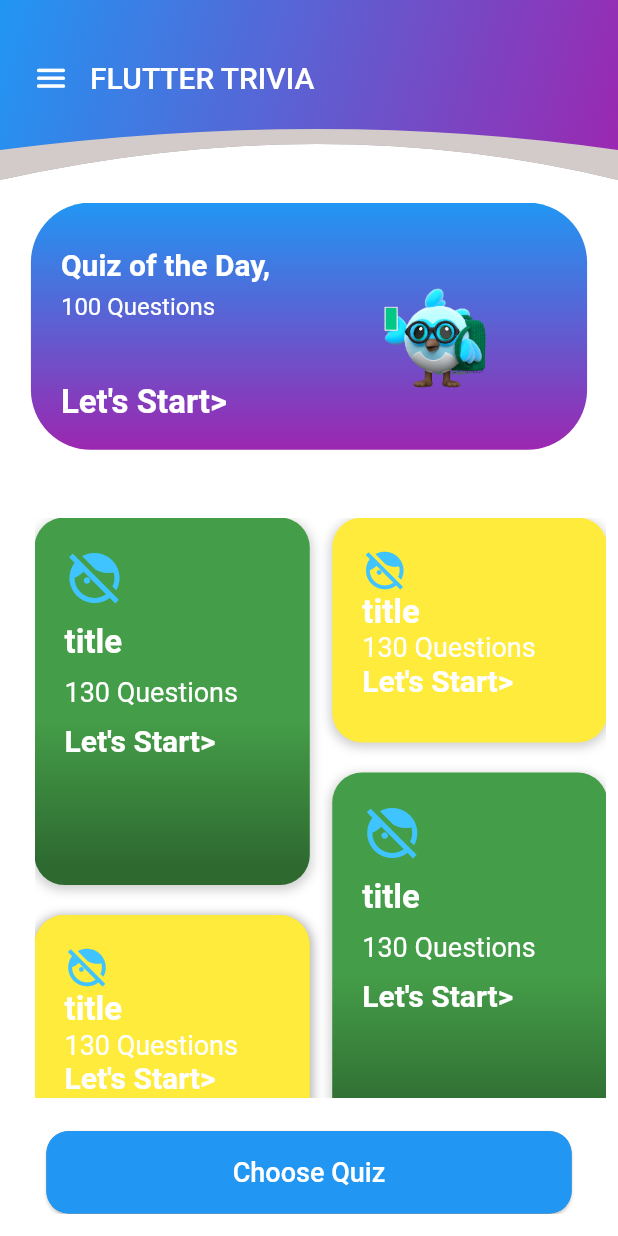
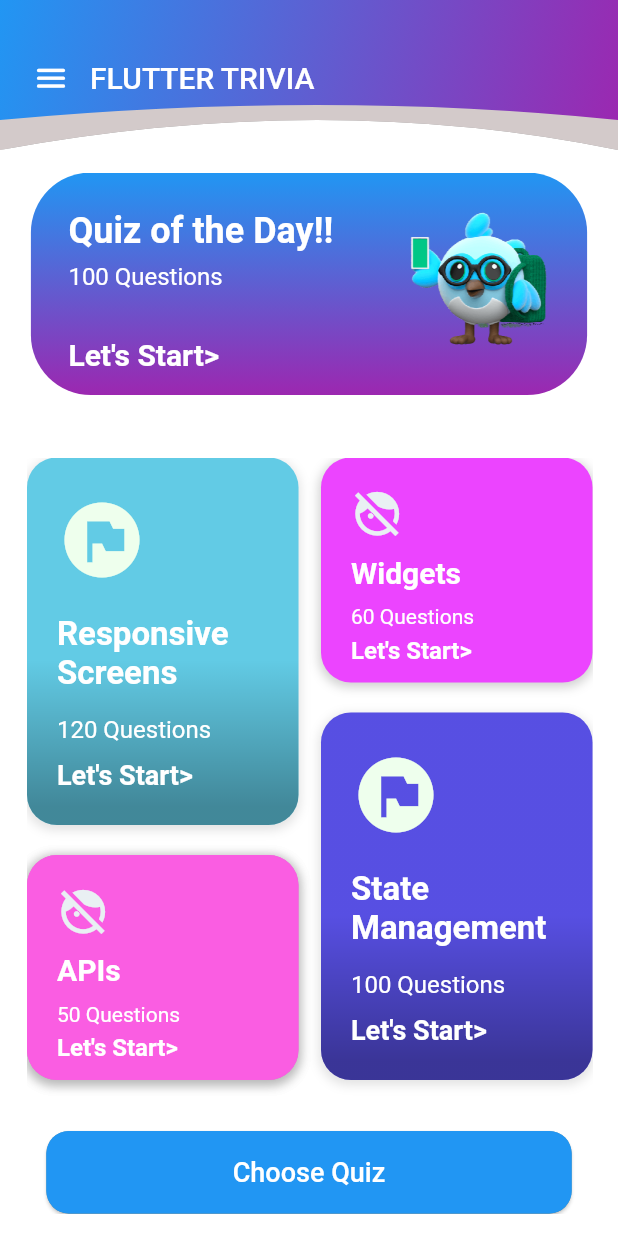
Before and after one commit to iluv27/flutter_trivia, a Flutter app: the QuizHomeScreen screen opened directly, on a phone screen of 412 x 824 dp. Run offline on Flutter 3.47's test engine with Material 2 defaults, Android fonts, the light colour scheme and no system bars; drawn by our look-alikes of flutter_layout_grid; our stand-ins replace animated_text_kit.

Commit message:
Almost done with the card screen

```diff
--- a/lib/home/first_screen.dart
+++ b/lib/home/first_screen.dart
@@ -1,5 +1,4 @@
 import 'package:flutter/material.dart';
-import 'package:flutter/rendering.dart';
 import '../q&a/second_screen.dart';
 import 'package:flutter_trivia/q&a/third_screen.dart';
 import 'package:flutter_layout_grid/flutter_layout_grid.dart';
@@ -19,7 +18,7 @@ class _QuizHomeScreenState extends State<QuizHomeScreen> {
         // ignore: prefer_const_constructors
         appBar: CustomAppBar(
           title: 'FLUTTER TRIVIA',
-          height: 120,
+          height: 100,
           backgroundColor: const Color.fromARGB(255, 211, 202, 202),
           gradientStart: Colors.blue,
           gradientEnd: Colors.purple,
@@ -34,7 +33,7 @@ class _QuizHomeScreenState extends State<QuizHomeScreen> {
                 alignment: Alignment.topCenter,
                 child: Container(
                   width: MediaQuery.of(context).size.width * 0.9,
-                  height: MediaQuery.of(context).size.height * 0.2,
+                  height: MediaQuery.of(context).size.height * 0.18,
                   decoration: const BoxDecoration(
                     gradient: LinearGradient(
                       colors: [Colors.blue, Colors.purple],
@@ -46,20 +45,20 @@ class _QuizHomeScreenState extends State<QuizHomeScreen> {
                     ),
                   ),
                   child: Padding(
-                    padding: const EdgeInsets.only(top: 30.0, left: 20.0),
+                    padding: const EdgeInsets.only(top: 25.0, left: 25.0),
                     child: Stack(
                       alignment: Alignment.topLeft,
                       children: [
                         const Text(
-                          'Quiz of the Day,',
+                          'Quiz of the Day!!',
                           style: TextStyle(
                             color: Colors.white,
-                            fontSize: 20.0,
+                            fontSize: 24.0,
                             fontWeight: FontWeight.w600,
                           ),
                         ),
                         const Positioned(
-                          top: 30,
+                          top: 35,
                           child: Text(
                             '100 Questions',
                             style: TextStyle(
@@ -70,22 +69,22 @@ class _QuizHomeScreenState extends State<QuizHomeScreen> {
                           ),
                         ),
                         const Positioned(
-                          top: 90,
+                          top: 85,
                           child: Text(
                             'Let\'s Start>',
                             style: TextStyle(
                               color: Colors.white,
-                              fontSize: 22.0,
+                              fontSize: 20.0,
                               fontWeight: FontWeight.bold,
                             ),
                           ),
                         ),
                         Positioned(
-                          top: 10,
-                          right: 20,
+                          bottom: 20,
+                          left: 160,
                           child: Image.asset(
                             'images/dash1.png',
-                            scale: 4,
+                            scale: 3,
                           ),
                         )
                       ],
@@ -94,11 +93,11 @@ class _QuizHomeScreenState extends State<QuizHomeScreen> {
                 ),
               ),
               Positioned(
-                height: MediaQuery.of(context).size.height * 0.47,
+                height: MediaQuery.of(context).size.height * 0.52,
                 width: MediaQuery.of(context).size.width,
-                top: 210,
+                top: 190,
                 child: const Padding(
-                  padding: EdgeInsets.symmetric(horizontal: 15.0),
+                  padding: EdgeInsets.only(left: 10.0, right: 25),
                   child: PietPainting(),
                 ),
               ),
@@ -150,10 +149,17 @@ class _QuizHomeScreenState extends State<QuizHomeScreen> {
 }
 
 class ShortCard extends StatelessWidget {
-  const ShortCard({super.key, required this.title, required this.image});
+  const ShortCard(
+      {super.key,
+      required this.title,
+      required this.image,
+      required this.color,
+      required this.textQuestion});
 
   final String title;
   final String image;
+  final Color color;
+  final String textQuestion;
 
   @override
   Widget build(BuildContext context) {
@@ -165,7 +171,7 @@ class ShortCard extends StatelessWidget {
         height: MediaQuery.maybeOf(context)!.size.height,
         width: MediaQuery.maybeOf(context)!.size.width,
         decoration: BoxDecoration(
-          color: Colors.yellow,
+          color: color,
           borderRadius: BorderRadius.circular(20.0),
           boxShadow: [
             BoxShadow(
@@ -177,36 +183,45 @@ class ShortCard extends StatelessWidget {
           ],
         ),
         child: Padding(
-          padding: const EdgeInsets.all(20.0),
+          padding: const EdgeInsets.only(left: 20.0, top: 20),
           child: Column(
             crossAxisAlignment: CrossAxisAlignment.start,
             children: [
               const Icon(
                 Icons.face_retouching_off_sharp,
-                size: 30,
-                color: Colors.lightBlueAccent,
+                size: 35,
+                color: Color.fromARGB(255, 233, 240, 243),
+              ),
+              const SizedBox(
+                height: 10,
               ),
               Text(
                 title,
                 style: const TextStyle(
                   color: Colors.white,
-                  fontSize: 22.0,
+                  fontSize: 20.0,
                   fontWeight: FontWeight.bold,
                 ),
               ),
-              const Text(
-                '130 Questions',
-                style: TextStyle(
+              const SizedBox(
+                height: 10,
+              ),
+              Text(
+                textQuestion,
+                style: const TextStyle(
                   color: Colors.white,
-                  fontSize: 18.0,
+                  fontSize: 14.0,
                   fontWeight: FontWeight.w400,
                 ),
+              ),
+              const SizedBox(
+                height: 5,
               ),
               const Text(
                 'Let\'s Start>',
                 style: TextStyle(
                   color: Colors.white,
-                  fontSize: 20.0,
+                  fontSize: 16.0,
                   fontWeight: FontWeight.w700,
                 ),
               ),
@@ -219,10 +234,17 @@ class ShortCard extends StatelessWidget {
 }
 
 class LongCard extends StatelessWidget {
-  const LongCard({super.key, required this.title, required this.image});
+  const LongCard(
+      {super.key,
+      required this.title,
+      required this.image,
+      required this.textQuestion,
+      required this.color});
 
   final String title;
   final String image;
+  final Color color;
+  final String textQuestion;
 
   @override
   Widget build(BuildContext context) {
@@ -234,11 +256,11 @@ class LongCard extends StatelessWidget {
         height: MediaQuery.maybeOf(context)!.size.height,
         width: MediaQuery.maybeOf(context)!.size.width,
         decoration: BoxDecoration(
-          color: Colors.green,
+          color: color,
           borderRadius: BorderRadius.circular(20.0),
           boxShadow: [
             BoxShadow(
-              color: Colors.grey.withOpacity(0.5),
+              color: Colors.grey.withOpacity(0.3),
               blurRadius: 5,
               spreadRadius: 1,
               offset: const Offset(0, 2),
@@ -246,7 +268,6 @@ class LongCard extends StatelessWidget {
           ],
         ),
         child: Container(
-          height: 200,
           decoration: BoxDecoration(
             borderRadius: BorderRadius.circular(20.0),
             gradient: LinearGradient(
@@ -259,17 +280,17 @@ class LongCard extends StatelessWidget {
             ),
           ),
           child: Padding(
-            padding: const EdgeInsets.all(20.0),
+            padding: const EdgeInsets.only(left: 20.0, top: 25),
             child: Column(
               crossAxisAlignment: CrossAxisAlignment.start,
               children: [
                 const Icon(
-                  Icons.face_retouching_off_sharp,
-                  size: 40,
-                  color: Colors.lightBlueAccent,
+                  Icons.flag_circle,
+                  size: 60,
+                  color: Color.fromARGB(255, 238, 255, 237),
                 ),
                 const SizedBox(
-                  height: 10,
+                  height: 20,
                 ),
                 Text(
                   title,
@@ -280,13 +301,13 @@ class LongCard extends StatelessWidget {
                   ),
                 ),
                 const SizedBox(
-                  height: 10,
+                  height: 15,
                 ),
-                const Text(
-                  '130 Questions',
-                  style: TextStyle(
+                Text(
+                  textQuestion,
+                  style: const TextStyle(
                     color: Colors.white,
-                    fontSize: 18.0,
+                    fontSize: 16.0,
                     fontWeight: FontWeight.w400,
                   ),
                 ),
@@ -297,7 +318,7 @@ class LongCard extends StatelessWidget {
                   'Let\'s Start>',
                   style: TextStyle(
                     color: Colors.white,
-                    fontSize: 20.0,
+                    fontSize: 18.0,
                     fontWeight: FontWeight.w700,
                   ),
                 ),
@@ -309,10 +330,6 @@ class LongCard extends StatelessWidget {
     );
   }
 }
-
-const cellRed = Color(0xffc73232);
-const cellMustard = Color(0xffd7aa22);
-const cellBlue = Color(0xff1553be);
 
 class PietPainting extends StatelessWidget {
   const PietPainting({Key? key}) : super(key: key);
@@ -347,21 +364,68 @@ class PietPainting extends StatelessWidget {
             rowSizes: [0.04.fr, 0.02.fr, 0.04.fr, 0.04.fr, 0.02.fr, 0.04.fr],
             children: [
               // Column 1
-              gridArea('d').containing(Container(color: cellRed)),
-              gridArea('C').containing(Container(color: cellMustard)),
-              gridArea('c').containing(Container(color: cellBlue)),
+
+              gridArea('A').containing(const LongCard(
+                title: 'Responsive Screens',
+                image: 'image/image122.jpg',
+                color: Color.fromARGB(255, 109, 226, 255),
+                textQuestion: '120 Questions',
+              )),
+              // Column 3
+              gridArea('B').containing(const ShortCard(
+                title: 'Widgets',
+                image: 'image/image122.jpg',
+                color: Color.fromARGB(255, 236, 68, 255),
+                textQuestion: '60 Questions',
+              )),
+              gridArea('a').containing(const ShortCard(
+                title: 'APIs',
+                image: 'image/image122.jpg',
+                color: Color.fromARGB(255, 250, 93, 226),
+                textQuestion: '220 Questions',
+              )),
+              gridArea('a').containing(const ShortCard(
+                title: 'APIs',
+                image: 'image/image122.jpg',
+                color: Color.fromARGB(
+                  255,
+                  250,
+                  93,
+                  226,
+                ),
+                textQuestion: '50 Questions',
+              )),
+              gridArea('b').containing(const LongCard(
+                title: 'State Management',
+                image: 'image/image122.jpg',
+                color: Color.fromARGB(255, 97, 88, 252),
+                textQuestion: '100 Questions',
+              )),
+              gridArea('c').containing(const LongCard(
+                title: 'Flutter Layout',
+                image: 'image/image122.jpg',
+                color: Color.fromARGB(255, 88, 145, 252),
+                textQuestion: '120 Questions',
+              )),
+              gridArea('C').containing(const ShortCard(
+                title: 'Hot Reload',
+                image: 'image/image122.jpg',
+                color: Color.fromARGB(255, 224, 93, 250),
+                textQuestion: '50 Questions',
+              )),
+              gridArea('D').containing(const LongCard(
+                title: 'Scrollable Views',
+                image: 'image/image122.jpg',
+                color: Color.fromARGB(255, 109, 226, 255),
+                textQuestion: '50 Questions',
+              )),
+              gridArea('d').containing(const ShortCard(
+                title: 'Flutter UI',
+                image: 'image/image122.jpg',
+                color: Color.fromARGB(255, 250, 93, 226),
+                textQuestion: '50 Questions',
+              )),
               // Column 2
-              gridArea('b').containing(
-                  LongCard(title: 'title', image: 'image/image122.jpg')),
-              gridArea('A').containing(
-                  LongCard(title: 'title', image: 'image/image122.jpg')),
-              // Column 3
-              gridArea('B').containing(
-                  ShortCard(title: 'title', image: 'image/image122.jpg')),
-              gridArea('a').containing(
-                  ShortCard(title: 'title', image: 'image/image122.jpg')),
-              gridArea('a').containing(
-                  ShortCard(title: 'title', image: 'image/image122.jpg')),
             ],
           ),
         ),
--- a/lib/q&a/second_screen.dart
+++ b/lib/q&a/second_screen.dart
@@ -1,6 +1,8 @@
 // ignore_for_file: library_private_types_in_public_api
 
 import 'package:flutter/material.dart';
+import 'third_screen.dart';
+import 'dart:math' as math;
 
 class QuizScreen extends StatefulWidget {
   const QuizScreen({super.key});
@@ -14,6 +16,17 @@ class _QuizScreenState extends State<QuizScreen> {
   Widget build(BuildContext context) {
     return Scaffold(
         appBar: AppBar(
+          flexibleSpace: Container(
+              decoration: const BoxDecoration(
+            gradient: LinearGradient(
+              begin: Alignment.topCenter,
+              end: Alignment.bottomCenter,
+              colors: [
+                Colors.blue,
+                Colors.teal,
+              ],
+            ),
+          )),
           automaticallyImplyLeading: false,
           elevation: 0,
           leading: IconButton(
@@ -44,8 +57,13 @@ class _QuizScreenState extends State<QuizScreen> {
             ),
           ),
         ),
-      body: Container(
-        height: MediaQuery.of(context).size.height,
+        body: Stack(
+          children: [
+            Positioned(
+              child: ClipPath(
+                clipper: AppBarClipper(),
+                child: Container(
+                  height: MediaQuery.of(context).size.height * 0.5,
                   decoration: ShapeDecoration(
                     gradient: const LinearGradient(
                       colors: [
@@ -57,6 +75,36 @@ class _QuizScreenState extends State<QuizScreen> {
                       borderRadius: BorderRadius.circular(0),
                     ),
                   ),
+                ),
+              ),
+            ),
+            Positioned(
+              width: MediaQuery.of(context).size.width,
+              height: MediaQuery.of(context).size.height * 0.2,
+              top: 500,
+              child: ClipPath(
+                clipper: AppBarClipper2(),
+                child: Transform(
+                  alignment: Alignment.center,
+                  transform: Matrix4.rotationX(math.pi),
+                  child: Container(
+                    height: MediaQuery.of(context).size.height * 0.5,
+                    decoration: ShapeDecoration(
+                      gradient: const LinearGradient(
+                        colors: [
+                          Color.fromARGB(255, 148, 52, 156),
+                          Color.fromARGB(255, 238, 234, 247)
+                        ],
+                      ),
+                      shape: RoundedRectangleBorder(
+                        borderRadius: BorderRadius.circular(0),
+                      ),
+                    ),
+                  ),
+                ),
+              ),
+            ),
+            Positioned(
               child: Padding(
                 padding: const EdgeInsets.all(15.0),
                 child: Padding(
@@ -77,8 +125,9 @@ class _QuizScreenState extends State<QuizScreen> {
                   ),
                 ),
               ),
-      ),
-    );
+            )
+          ],
+        ));
   }
 
   int currentQuestionIndex = 0;
--- a/lib/q&a/third_screen.dart
+++ b/lib/q&a/third_screen.dart
@@ -46,17 +46,17 @@ class CustomAppBar extends StatelessWidget implements PreferredSizeWidget {
             child: Stack(
               children: [
                 Positioned(
-                  top: 28,
+                  top: 15,
                   left: 10,
                   child: IconButton(
                     color: Colors.white,
-                    iconSize: 25,
+                    iconSize: 30,
                     onPressed: () {},
                     icon: const Icon(Icons.menu_rounded),
                   ),
                 ),
                 Positioned(
-                  top: 40,
+                  top: 26,
                   left: 60,
                   child: Text(
                     title,
```
Also changed, not shown: lib/main.dart (+0 -15 lines). Lines whose indentation alone changed are shown as unchanged.
